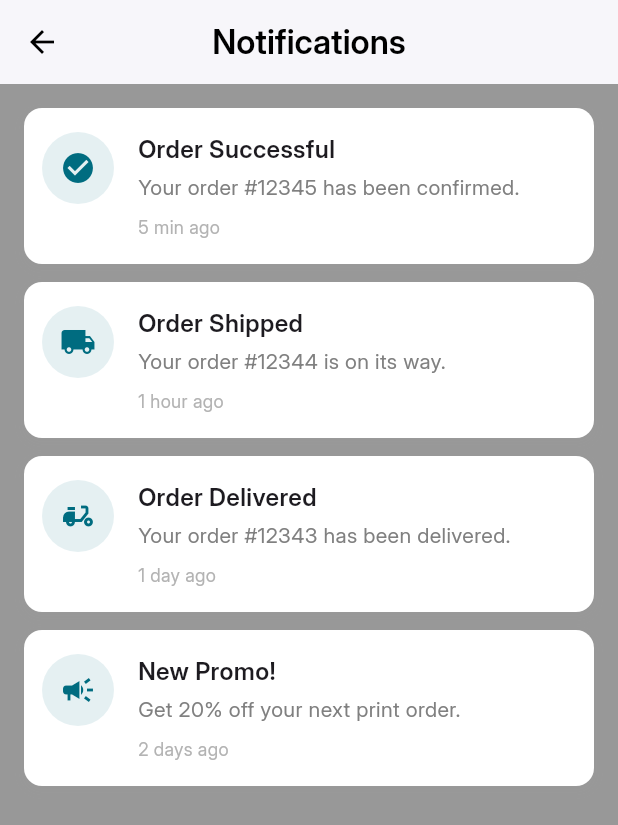
After one commit to Hardikdhull/ClickPick, a Flutter app: the NotificationScreen screen opened directly, on a phone screen of 412 x 824 dp. The commit adds this screen. Shown: the top 825 px of the screen. Run offline on Flutter 3.47's test engine with Material 3 defaults, Android fonts, the phone set to English and light mode, and no system bars; our stand-ins replace dotted_border.

Commit message:
notification

```diff
--- /dev/null
+++ b/frontend/lib/screens/notification_screen.dart
@@ -0,0 +1,64 @@
+import 'package:flutter/material.dart';
+import 'package:clickpic/constants/colors.dart';
+import 'package:clickpic/widgets/notification_title.dart';
+
+class NotificationScreen extends StatelessWidget {
+  const NotificationScreen({super.key});
+
+  final List<Map<String, dynamic>> notifications = const [
+    {
+      'icon': Icons.check_circle,
+      'title': 'Order Successful',
+      'subtitle': 'Your order #12345 has been confirmed.',
+      'time': '5 min ago'
+    },
+    {
+      'icon': Icons.local_shipping,
+      'title': 'Order Shipped',
+      'subtitle': 'Your order #12344 is on its way.',
+      'time': '1 hour ago'
+    },
+    {
+      'icon': Icons.delivery_dining,
+      'title': 'Order Delivered',
+      'subtitle': 'Your order #12343 has been delivered.',
+      'time': '1 day ago'
+    },
+    {
+      'icon': Icons.campaign,
+      'title': 'New Promo!',
+      'subtitle': 'Get 20% off your next print order.',
+      'time': '2 days ago'
+    },
+  ];
+
+  @override
+  Widget build(BuildContext context) {
+    return Scaffold(
+      backgroundColor: AppColors.gray.withOpacity(50),
+      appBar: AppBar(
+        leading: const Icon(Icons.arrow_back, color: Colors.black),
+        title: const Text(
+          'Notifications',
+          style: TextStyle(color: Colors.black, fontWeight: FontWeight.bold),
+        ),
+        backgroundColor: Colors.white,
+        elevation: 1,
+        centerTitle: true,
+      ),
+      body: ListView.builder(
+        padding: const EdgeInsets.all(16.0),
+        itemCount: notifications.length,
+        itemBuilder: (context, index) {
+          final notification = notifications[index];
+          return NotificationTile(
+            title: notification['title'],
+            subtitle: notification['subtitle'],
+            timestamp: notification['time'],
+            icon: notification['icon'],
+          );
+        },
+      ),
+    );
+  }
+}
--- a/frontend/lib/widgets/notification_title.dart
+++ b/frontend/lib/widgets/notification_title.dart
@@ -1,5 +1,6 @@
 import 'package:flutter/material.dart';
 import 'package:clickpic/constants/colors.dart';
+
 class NotificationTile extends StatelessWidget {
   const NotificationTile({
     super.key,
```
